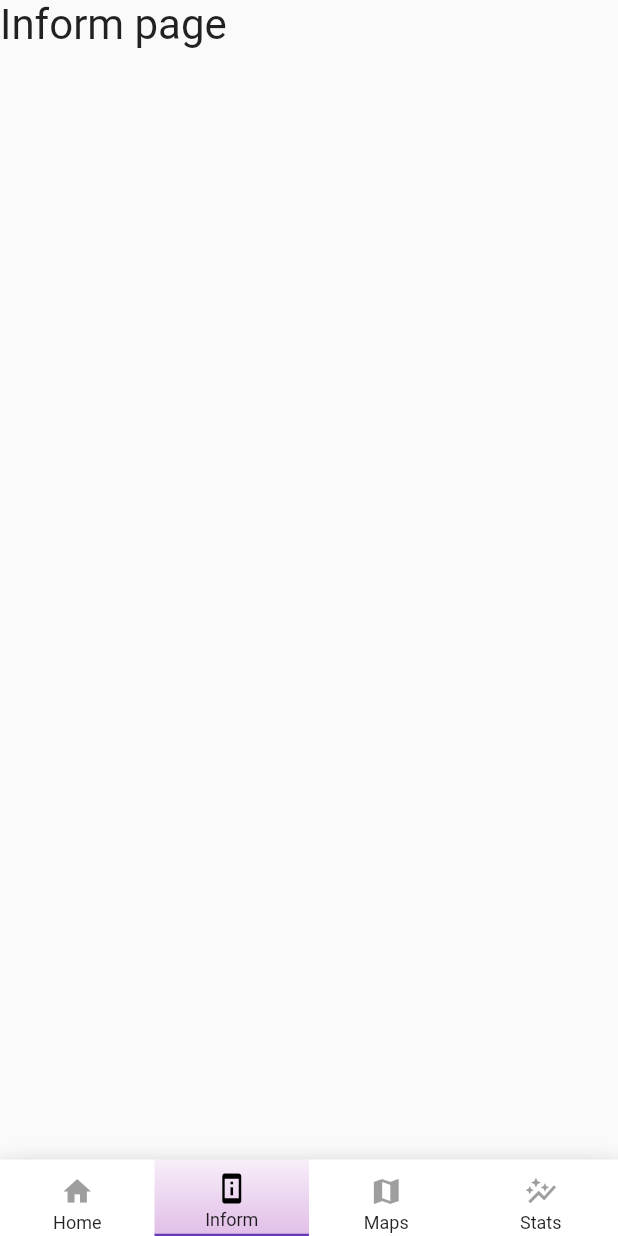
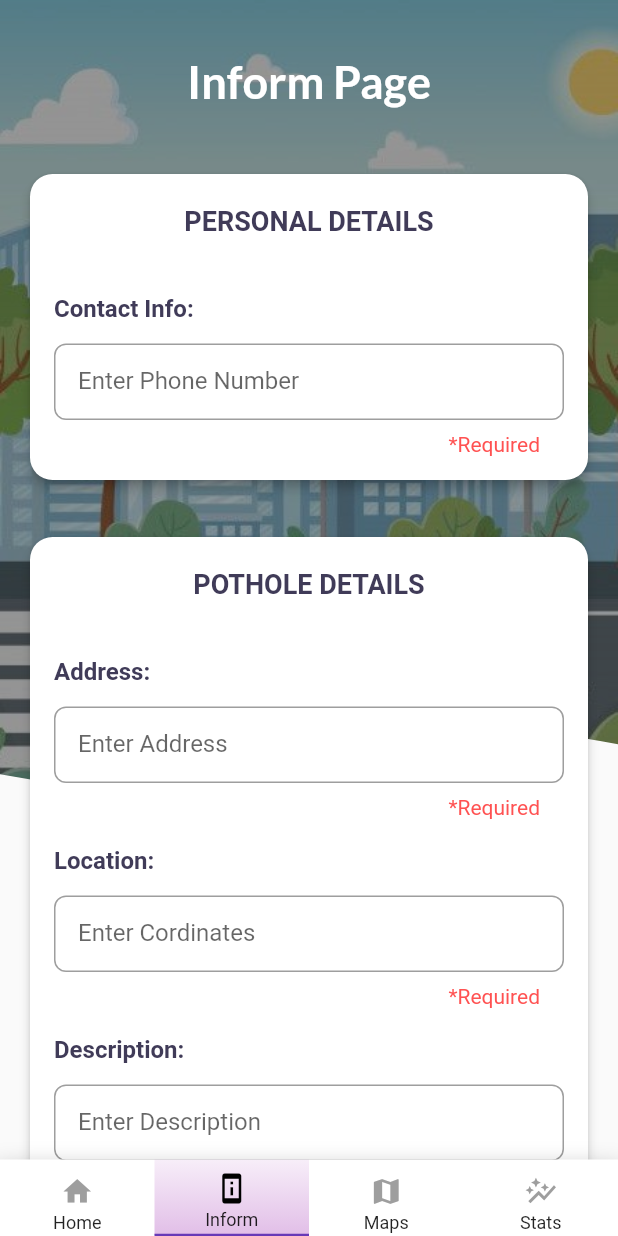
Before and after one commit to utkarsh-009/Pothole-Informer-TEAM-DASU, a Flutter app: the InformPage screen opened by its route, on a phone screen of 412 x 824 dp. Run offline on Flutter 3.47's test engine with Material 2 defaults, Android fonts, the phone set to English and light mode, and no system bars; our stand-ins replace animated_splash_screen, firebase_auth, firebase_core, font_awesome_flutter, google_fonts, google_sign_in and 1 more; accounts and stored records are empty.

Commit message:
Added Inform Page

```diff
--- a/pothole_informer/lib/main.dart
+++ b/pothole_informer/lib/main.dart
@@ -4,7 +4,7 @@ import 'package:animated_splash_screen/animated_splash_screen.dart';
 import 'package:flutter/material.dart';
 import 'package:pothole_informer/pages/HomeNavs/about.dart';
 import 'package:pothole_informer/pages/HomeNavs/feedback.dart';
-import 'package:pothole_informer/pages/HomeNavs/home_inform.dart';
+import 'package:pothole_informer/pages/HomeNavs/Inform/home_inform.dart';
 import 'package:pothole_informer/pages/HomeNavs/maps.dart';
 import 'package:pothole_informer/pages/HomeNavs/stats.dart';
 import 'package:pothole_informer/pages/HomeNavs/tracker.dart';
--- /dev/null
+++ b/pothole_informer/lib/pages/HomeNavs/Inform/form.dart
@@ -0,0 +1,217 @@
+import 'package:flutter/material.dart';
+import 'package:google_fonts/google_fonts.dart';
+import 'package:pothole_informer/utils/themes.dart';
+
+class FormPage extends StatelessWidget {
+  const FormPage({Key? key}) : super(key: key);
+
+  @override
+  Widget build(BuildContext context) {
+    return Column(
+      mainAxisAlignment: MainAxisAlignment.start,
+      crossAxisAlignment: CrossAxisAlignment.center,
+      children: [
+        Padding(
+          padding: const EdgeInsets.all(16),
+          child: Column(
+            mainAxisAlignment: MainAxisAlignment.start,
+            children: [
+              Padding(
+                padding: const EdgeInsets.all(20),
+                child: Text(
+                  "Inform Page",
+                  style: TextStyle(
+                    fontFamily: GoogleFonts.lato().fontFamily,
+                    color: Colors.white,
+                    fontSize: 30,
+                    fontWeight: FontWeight.bold,
+                  ),
+                ),
+              ),
+              const SizedBox(
+                height: 20,
+              ),
+              Form(
+                child: Card(
+                  elevation: 3,
+                  shape: RoundedRectangleBorder(
+                    borderRadius: BorderRadius.circular(15),
+                  ),
+                  child: Padding(
+                    padding: const EdgeInsets.all(16),
+                    child: Column(
+                      crossAxisAlignment: CrossAxisAlignment.start,
+                      children: [
+                        Padding(
+                          padding: const EdgeInsets.fromLTRB(0, 5, 0, 20),
+                          child: Center(
+                            child: Text(
+                              "PERSONAL DETAILS",
+                              style: TextStyle(
+                                  fontSize: 18,
+                                  color: MyThemes.darkBluishColor,
+                                  fontWeight: FontWeight.bold),
+                            ),
+                          ),
+                        ),
+                        Padding(
+                          padding: const EdgeInsets.fromLTRB(0, 18, 0, 14),
+                          child: Text(
+                            "Contact Info: ",
+                            style: TextStyle(
+                                fontSize: 16,
+                                color: MyThemes.darkBluishColor,
+                                fontWeight: FontWeight.bold),
+                          ),
+                        ),
+                        TextFormField(
+                          cursorHeight: 5,
+                          decoration: const InputDecoration(
+                            contentPadding: EdgeInsets.all(16),
+                            focusColor: Colors.red,
+                            counter: Text(
+                              "*Required",
+                              style: TextStyle(
+                                color: Colors.redAccent,
+                              ),
+                            ),
+                            disabledBorder: OutlineInputBorder(),
+                            border: OutlineInputBorder(
+                              borderRadius: BorderRadius.all(
+                                Radius.circular(8),
+                              ),
+                            ),
+                            hintText: "Phone number",
+                            labelText: "Enter Phone Number",
+                          ),
+                        ),
+                      ],
+                    ),
+                  ),
+                ),
+              ),
+              const SizedBox(
+                height: 30,
+              ),
+              Form(
+                child: Card(
+                  elevation: 3,
+                  shape: RoundedRectangleBorder(
+                    borderRadius: BorderRadius.circular(15),
+                  ),
+                  child: Padding(
+                    padding: const EdgeInsets.all(16),
+                    child: Column(
+                      crossAxisAlignment: CrossAxisAlignment.start,
+                      children: [
+                        Padding(
+                          padding: const EdgeInsets.fromLTRB(0, 5, 0, 20),
+                          child: Center(
+                            child: Text(
+                              "POTHOLE DETAILS",
+                              style: TextStyle(
+                                  fontSize: 18,
+                                  color: MyThemes.darkBluishColor,
+                                  fontWeight: FontWeight.bold),
+                            ),
+                          ),
+                        ),
+                        Padding(
+                          padding: const EdgeInsets.fromLTRB(0, 18, 0, 14),
+                          child: Text(
+                            "Address: ",
+                            style: TextStyle(
+                                fontSize: 16,
+                                color: MyThemes.darkBluishColor,
+                                fontWeight: FontWeight.bold),
+                          ),
+                        ),
+                        TextFormField(
+                          cursorHeight: 5,
+                          decoration: const InputDecoration(
+                            contentPadding: EdgeInsets.all(16),
+                            focusColor: Colors.red,
+                            counter: Text(
+                              "*Required",
+                              style: TextStyle(
+                                color: Colors.redAccent,
+                              ),
+                            ),
+                            disabledBorder: OutlineInputBorder(),
+                            border: OutlineInputBorder(
+                              borderRadius: BorderRadius.all(
+                                Radius.circular(8),
+                              ),
+                            ),
+                            hintText: "Location",
+                            labelText: "Enter Address",
+                          ),
+                        ),
+                        Padding(
+                          padding: const EdgeInsets.fromLTRB(0, 18, 0, 14),
+                          child: Text(
+                            "Location: ",
+                            style: TextStyle(
+                                fontSize: 16,
+                                color: MyThemes.darkBluishColor,
+                                fontWeight: FontWeight.bold),
+                          ),
+                        ),
+                        TextFormField(
+                          cursorHeight: 5,
+                          decoration: const InputDecoration(
+                            contentPadding: EdgeInsets.all(16),
+                            focusColor: Colors.red,
+                            counter: Text(
+                              "*Required",
+                              style: TextStyle(
+                                color: Colors.redAccent,
+                              ),
+                            ),
+                            disabledBorder: OutlineInputBorder(),
+                            border: OutlineInputBorder(
+                              borderRadius: BorderRadius.all(
+                                Radius.circular(8),
+                              ),
+                            ),
+                            hintText: "Cordinates",
+                            labelText: "Enter Cordinates",
+                          ),
+                        ),
+                        Padding(
+                          padding: const EdgeInsets.fromLTRB(0, 18, 0, 14),
+                          child: Text(
+                            "Description: ",
+                            style: TextStyle(
+                                fontSize: 16,
+                                color: MyThemes.darkBluishColor,
+                                fontWeight: FontWeight.bold),
+                          ),
+                        ),
+                        TextFormField(
+                          cursorHeight: 5,
+                          decoration: const InputDecoration(
+                            contentPadding: EdgeInsets.all(16),
+                            focusColor: Colors.red,
+                            disabledBorder: OutlineInputBorder(),
+                            border: OutlineInputBorder(
+                              borderRadius: BorderRadius.all(
+                                Radius.circular(8),
+                              ),
+                            ),
+                            hintText: "Description",
+                            labelText: "Enter Description",
+                          ),
+                        ),
+                      ],
+                    ),
+                  ),
+                ),
+              ),
+            ],
+          ),
+        ),
+      ],
+    );
+  }
+}
--- /dev/null
+++ b/pothole_informer/lib/pages/HomeNavs/Inform/home_inform.dart
@@ -0,0 +1,103 @@
+// ignore_for_file: prefer_const_constructors
+
+import 'package:flutter/material.dart';
+import 'package:pothole_informer/pages/HomeNavs/Inform/form.dart';
+import 'package:pothole_informer/widgets/Home/navigation_bar.dart';
+
+class InformPage extends StatelessWidget {
+  const InformPage({Key? key}) : super(key: key);
+  double width(BuildContext context) => MediaQuery.of(context).size.width;
+  @override
+  Widget build(BuildContext context) {
+    return SafeArea(
+      child: Scaffold(
+        body: Stack(
+          children: [
+            ClipPath(
+              clipper: BottomWaveClipper(),
+              child: Container(
+                color: Colors.white,
+                height: width(context) * 1.35,
+                width: MediaQuery.of(context).size.width,
+                child: ColorFiltered(
+                  colorFilter: ColorFilter.mode(
+                    Color.fromRGBO(0, 0, 0, 0.4),
+                    BlendMode.darken,
+                  ),
+                  child: Image.asset(
+                    "assets/images/inform_background.jpg",
+                    fit: BoxFit.fitWidth,
+                  ),
+                ),
+              ),
+            ),
+            SingleChildScrollView(child: FormPage()),
+          ],
+        ),
+        bottomNavigationBar: NavigationBar(
+          currentIndex: 1,
+        ),
+      ),
+    );
+  }
+}
+
+class BottomWaveClipper extends CustomClipper<Path> {
+  @override
+  Path getClip(Size size) {
+    var path = Path();
+    var height = size.height - 20;
+    path.lineTo(0.0, height - 20);
+
+    var firstControlPoint = Offset(size.width / 4, height);
+    var firstEndPoint = Offset(size.width / 2.25, height - 30.0);
+    path.quadraticBezierTo(firstControlPoint.dx, firstControlPoint.dy,
+        firstEndPoint.dx, firstEndPoint.dy);
+
+    var secondControlPoint =
+        Offset(size.width - (size.width / 3.25), height - 65);
+    var secondEndPoint = Offset(size.width, height - 40);
+    path.quadraticBezierTo(secondControlPoint.dx, secondControlPoint.dy,
+        secondEndPoint.dx, secondEndPoint.dy);
+
+    path.lineTo(size.width, height - 40);
+    path.lineTo(size.width, 0.0);
+    path.close();
+
+    return path;
+  }
+
+  @override
+  bool shouldReclip(CustomClipper<Path> oldClipper) => false;
+}
+
+/*
+class BottomWaveClipper extends CustomClipper<Path> {
+  @override
+  Path getClip(Size size) {
+    var path = Path();
+    var height = size.height - 20;
+    path.lineTo(0.0, height - 20);
+
+    var firstControlPoint = Offset(size.width / 4, height);
+    var firstEndPoint = Offset(size.width / 2.25, height - 30.0);
+    path.quadraticBezierTo(firstControlPoint.dx, firstControlPoint.dy,
+        firstEndPoint.dx, firstEndPoint.dy);
+
+    var secondControlPoint =
+        Offset(size.width - (size.width / 3.25), height - 65);
+    var secondEndPoint = Offset(size.width, height - 40);
+    path.quadraticBezierTo(secondControlPoint.dx, secondControlPoint.dy,
+        secondEndPoint.dx, secondEndPoint.dy);
+
+    path.lineTo(size.width, height - 40);
+    path.lineTo(size.width, 0.0);
+    path.close();
+
+    return path;
+  }
+
+  @override
+  bool shouldReclip(CustomClipper<Path> oldClipper) => false;
+}
+*/
--- a/pothole_informer/lib/pages/HomeNavs/home_inform.dart
+++ /dev/null
@@ -1,23 +0,0 @@
-// ignore_for_file: prefer_const_constructors
-
-import 'package:flutter/material.dart';
-import 'package:pothole_informer/widgets/Home/navigation_bar.dart';
-
-class InformPage extends StatelessWidget {
-  const InformPage({Key? key}) : super(key: key);
-
-  @override
-  Widget build(BuildContext context) {
-    return SafeArea(
-      child: Scaffold(
-        body: Text(
-          "Inform page",
-          textScaleFactor: 2,
-        ),
-        bottomNavigationBar: NavigationBar(
-          currentIndex: 1,
-        ),
-      ),
-    );
-  }
-}
--- a/pothole_informer/lib/pages/user_homepage.dart
+++ b/pothole_informer/lib/pages/user_homepage.dart
@@ -20,9 +20,15 @@ class UserHomePage extends StatelessWidget {
           Scaffold(
             backgroundColor: Color.fromRGBO(0, 0, 0, 0),
             appBar: AppBar(
-              backgroundColor: Color.fromRGBO(255, 255, 255, 0),
+              backgroundColor: Color.fromRGBO(23, 2, 51, 0),
               actions: [
-                Icon(Icons.notifications),
+                Padding(
+                  padding: const EdgeInsets.only(right: 16),
+                  child: Icon(
+                    Icons.notifications,
+                    size: 26,
+                  ),
+                ),
               ],
             ),
             body: Column(
--- a/pothole_informer/lib/widgets/Home/navigation_bar.dart
+++ b/pothole_informer/lib/widgets/Home/navigation_bar.dart
@@ -1,7 +1,6 @@
 // ignore_for_file: prefer_typing_uninitialized_variables, no_logic_in_create_state
 
 import 'package:flutter/material.dart';
-import 'package:pothole_informer/pages/HomeNavs/home_inform.dart';
 import 'package:pothole_informer/utils/routes.dart';
 
 class NavigationBar extends StatefulWidget {
```
Also changed, not shown: pothole_informer/assets/images/inform_background.jpg (added).
